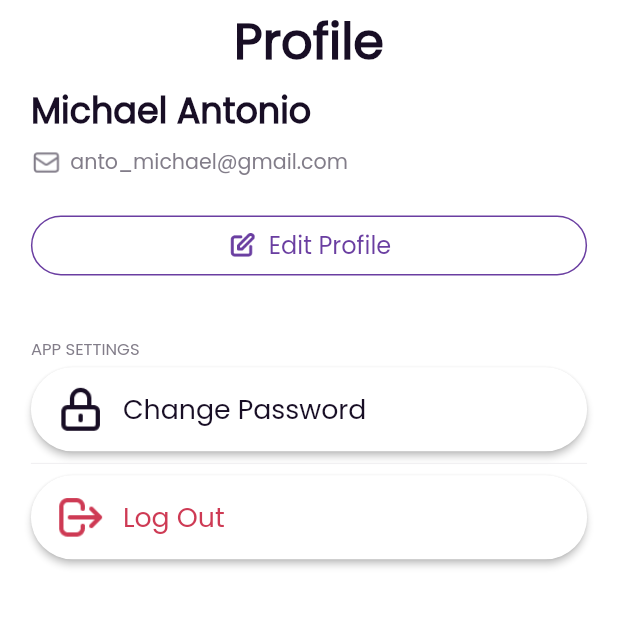
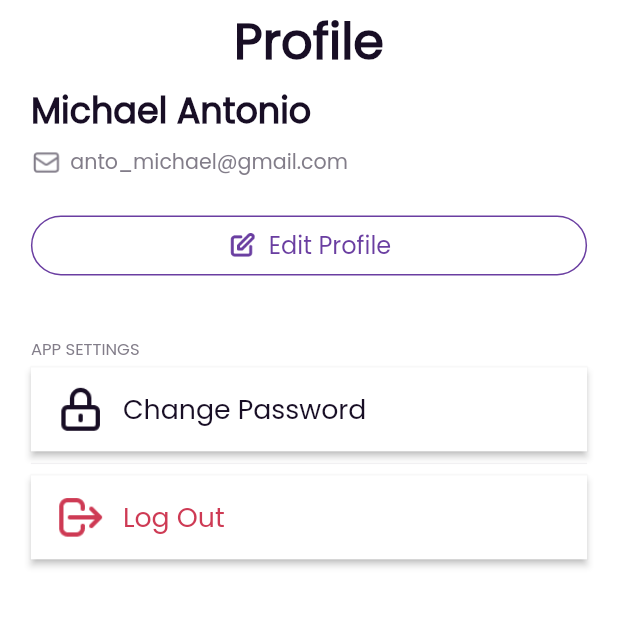
Before and after one commit to MPLectures/faiz_notes_app, a Flutter app: the LayoutProfile screen opened directly, on a phone screen of 412 x 824 dp, the top half of it. Run offline on Flutter 3.47's test engine with Material 3 defaults, Android fonts, the phone set to English and light mode, and no system bars; our stand-ins replace firebase_auth, firebase_core, get, get_storage, sizer; accounts and stored records are empty.

Commit message:
Ui complete

```diff
--- a/lib/View/layouts/layout_profile.dart
+++ b/lib/View/layouts/layout_profile.dart
@@ -156,7 +156,7 @@ class LayoutProfile extends StatelessWidget {
                   style: ElevatedButton.styleFrom(
                     side: BorderSide.none,
                     backgroundColor: NotesColor.whiteColor,
-                    shape: StadiumBorder(),
+                    shape: RoundedRectangleBorder(),
                   ),
                 ),
               ),
@@ -193,7 +193,7 @@ class LayoutProfile extends StatelessWidget {
                   style: ElevatedButton.styleFrom(
                     side: BorderSide.none,
                     backgroundColor: NotesColor.whiteColor,
-                    shape: StadiumBorder(),
+                    shape: RoundedRectangleBorder(),
                   ),
                 ),
               ),
```
